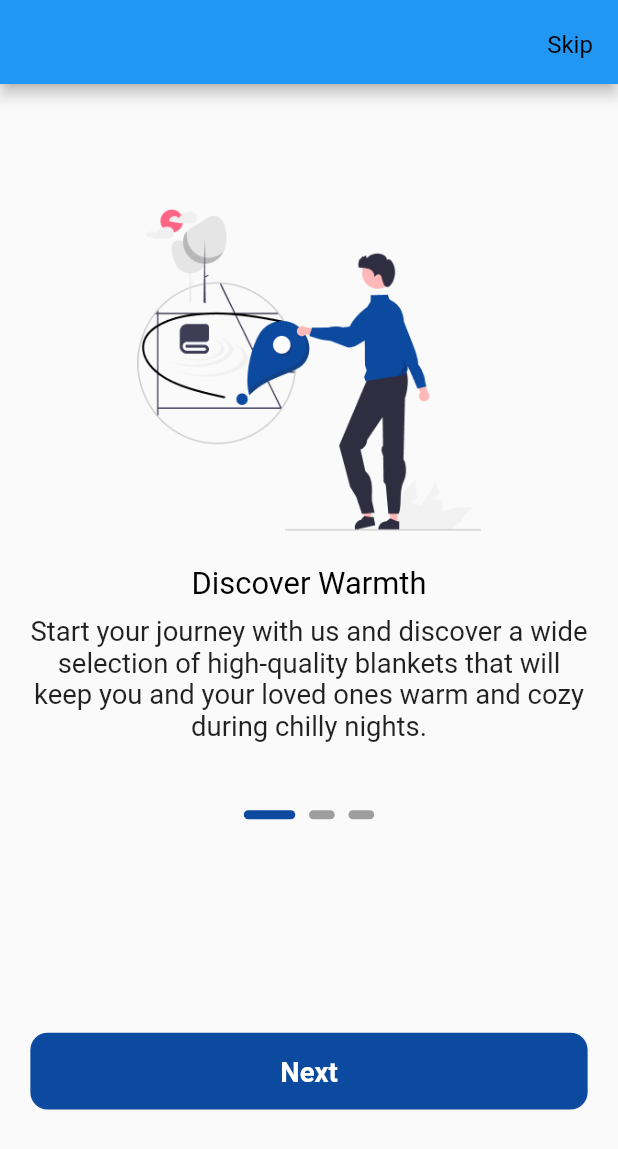
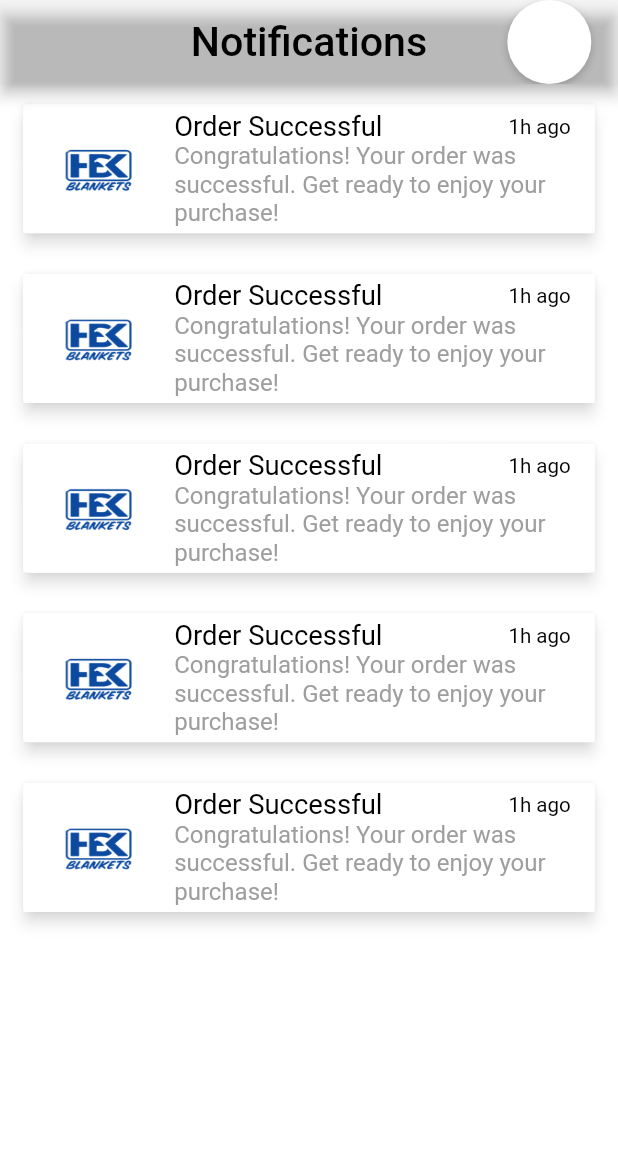
Before and after one commit to farooq958/Blankets_App, a Flutter app: the screen it shows after launch, on a phone screen of 412 x 824 dp. Shown: the top 1149 px of the screen. Run offline on Flutter 3.47's test engine with Material 2 defaults, Android fonts, the phone set to English and light mode, and no system bars; our stand-ins replace cached_network_image, flutter_screenutil, page_transition, pinput; Roboto replaces fonts that are missing (CircularStd Medium, CircularStd Regular, circularStd Bold).

Commit message:
7 august 3

```diff
--- a/lib/Data/DataSource/Static/strings.dart
+++ b/lib/Data/DataSource/Static/strings.dart
@@ -9,4 +9,5 @@ class AppStrings{
   static const String confirmPassword = 'Confirm Password';
   static const String createNewPassword = 'Create new password';
   static const String passwordChangeSuccessFull = 'Password Change Successfully';
+  static const String notifications = 'Notifications';
 }
--- a/lib/Presentation/Common/app_buttons.dart
+++ b/lib/Presentation/Common/app_buttons.dart
@@ -68,7 +68,7 @@ class CustomButton extends StatelessWidget {
         ).r,
         decoration: BoxDecoration(
           color: bgColor,
-          borderRadius: BorderRadius.circular(10).r,
+          borderRadius: BorderRadius.circular(30).r,
           border: isBorder
               ? Border.all(
                   color: borderColor!,
--- /dev/null
+++ b/lib/Presentation/Common/circle_icon_button.dart
@@ -0,0 +1,33 @@
+import 'package:flutter/material.dart';
+import 'package:flutter_screenutil/flutter_screenutil.dart';
+
+class CircleIconButton extends StatelessWidget {
+  final IconData icon;
+  final VoidCallback onPressed;
+
+  const CircleIconButton(
+      {super.key, required this.icon, required this.onPressed});
+
+  @override
+  Widget build(BuildContext context) {
+    return GestureDetector(
+      onTap: onPressed,
+      child: Container(
+        width: 50.w,
+         height: 40.h,
+        decoration: BoxDecoration(
+          shape: BoxShape.circle,
+          color: Colors.white,
+          boxShadow: [
+            BoxShadow(
+              color: Colors.black.withOpacity(0.2),
+              blurRadius: 4,
+              offset: const Offset(0, 2),
+            ),
+          ],
+        ),
+        child: Icon(icon, size: 25),
+      ),
+    );
+  }
+}
--- a/lib/Presentation/Widgets/Auth/Login/login_screen.dart
+++ b/lib/Presentation/Widgets/Auth/Login/login_screen.dart
@@ -50,6 +50,7 @@ class _LoginScreenState extends State<LoginScreen> {
                 prefixIcon: const Icon(Icons.email),
                 isShadowRequired: true,
                 isBorderRequired: false,
+                borderRadius: 30.r,
               ),
               CustomTextFieldWithOnTap(
                 controller: TextEditingController(),
@@ -58,9 +59,11 @@ class _LoginScreenState extends State<LoginScreen> {
                 titleTextColor: Colors.black,
                 prefixIcon: const Icon(Icons.lock),
                 obscureText: true,
+                borderRadius: 30.r,
                 suffixIcon: const Icon(Icons.remove_red_eye),
                 isShadowRequired: true,
                 isBorderRequired: false,
+
               ),
               Row(
                 mainAxisAlignment: MainAxisAlignment.end,
@@ -77,7 +80,7 @@ class _LoginScreenState extends State<LoginScreen> {
                   ),
                 ],
               ),
-              CustomSizedBox.height(100.h),
+              CustomSizedBox.height(80.h),
               Column(
                 children: [
                   CustomButton(onTap: () {}, text: 'Login'),
--- a/lib/Presentation/Widgets/Auth/on_boarding_screen.dart
+++ b/lib/Presentation/Widgets/Auth/on_boarding_screen.dart
@@ -19,6 +19,9 @@ class OnboardingScreen extends StatefulWidget {
 
 class _OnboardingScreenState extends State<OnboardingScreen> {
   int currentIndex = 0;
+  final List<String> onboardingImageList = Utils.imageList;
+  final List<String> onboardingTextList = Utils.textList;
+  final List<String> onboardingSubtitlesList = Utils.textSubtitles;
 
   @override
   Widget build(BuildContext context) {
@@ -32,7 +35,7 @@ class _OnboardingScreenState extends State<OnboardingScreen> {
                 _goToLoginScreen();
               },
               child:
-                  AppText(style: Styles.circularStdRegular(context), 'Skip')),
+                  AppText(style: Styles.circularStdRegular(context,color: AppColors.greyColor), 'Skip')),
         ],
       ),
       body: Padding(
@@ -46,8 +49,8 @@ class _OnboardingScreenState extends State<OnboardingScreen> {
               children: [
                 AssetImageWidget(
                   url: Utils.imageList[currentIndex],
-                  width: 200.w,
-                  height: 180.h,
+                  width: 300.w,
+                  height: 230.h,
                 ),
 
                 CustomSizedBox.height(16.h),
@@ -63,7 +66,7 @@ class _OnboardingScreenState extends State<OnboardingScreen> {
                   style:  TextStyle(fontSize: 16.sp),
                 ),
 
-                CustomSizedBox.height(32.h),
+                CustomSizedBox.height(20.h),
                 Row(
                   mainAxisAlignment: MainAxisAlignment.center,
                   children: List.generate(
@@ -72,7 +75,7 @@ class _OnboardingScreenState extends State<OnboardingScreen> {
                   ),
                 ),
 
-                CustomSizedBox.height(32.h),
+                // CustomSizedBox.height(.h),
                 Padding(
                   padding: EdgeInsets.only(top: 80.h),
                   child: CustomButton(
@@ -109,7 +112,7 @@ class _OnboardingScreenState extends State<OnboardingScreen> {
       child: AnimatedContainer(
         duration: const Duration(milliseconds: 200),
         curve: Curves.easeInOut,
-        width:  isActive ? 30.w : 15.w,
+        width: isActive ? 30.w : 15.w,
         height: 5.h,
         decoration: BoxDecoration(
           borderRadius: BorderRadius.circular(10),
--- /dev/null
+++ b/lib/Presentation/Widgets/Notifications/Comonents/notification_tile.dart
@@ -0,0 +1,43 @@
+import 'package:flutter/material.dart';
+import 'package:flutter_screenutil/flutter_screenutil.dart';
+import 'package:hbk/Data/DataSource/Static/assets.dart';
+import 'package:hbk/Data/DataSource/Static/text_styles.dart';
+import 'package:hbk/Presentation/Common/app_text.dart';
+import 'package:hbk/Presentation/Common/image_widgets.dart';
+
+import '../../../../Data/DataSource/Static/colors_pallete.dart';
+
+Widget notificationTile(BuildContext context) {
+  return Padding(
+    padding: EdgeInsets.symmetric(horizontal: 10.w, vertical: 8.h),
+    child: Card(
+      elevation: 4.0,
+      shadowColor: AppColors.whiteColor,
+      color: AppColors.whiteColor,
+      child: ListTile(
+        tileColor: AppColors.whiteColor,
+        leading: AssetImageWidget(
+          url: Assets.appLogo,
+          width: 60.w,
+          height: 100.h,
+          color: AppColors.primaryColor,
+        ),
+        title: Row(
+          mainAxisAlignment: MainAxisAlignment.spaceBetween,
+          children: [
+            AppText('Order Successful',
+                style: Styles.circularStdBold(context, fontSize: 16.sp)),
+            AppText('1h ago',
+                style: Styles.circularStdBold(context, fontSize: 12.sp))
+          ],
+        ),
+        subtitle: AppText(
+          'Congratulations! Your order was successful. Get ready to enjoy your purchase!',
+          style: Styles.circularStdMedium(context,
+              color: Colors.grey, fontSize: 14.sp),
+          maxLine: 3,
+        ),
+      ),
+    ),
+  );
+}
--- /dev/null
+++ b/lib/Presentation/Widgets/Notifications/notification_screen.dart
@@ -0,0 +1,37 @@
+import 'package:flutter/material.dart';
+import 'package:flutter_screenutil/flutter_screenutil.dart';
+import 'package:hbk/Data/DataSource/Static/colors_pallete.dart';
+import 'package:hbk/Data/DataSource/Static/strings.dart';
+import 'package:hbk/Data/DataSource/Static/text_styles.dart';
+import 'package:hbk/Presentation/Common/app_text.dart';
+import 'package:hbk/Presentation/Common/circle_icon_button.dart';
+import 'package:hbk/Presentation/Widgets/Notifications/Comonents/notification_tile.dart';
+
+class NotificationScreen extends StatelessWidget {
+  const NotificationScreen({Key? key}) : super(key: key);
+
+  @override
+  Widget build(BuildContext context) {
+    return Scaffold(
+      backgroundColor: AppColors.whiteColor,
+      appBar: AppBar(
+        title: AppText(
+            style: Styles.circularStdBold(context, fontSize: 24.sp),
+            AppStrings.notifications),
+        actions: [
+          Padding(
+              padding: EdgeInsets.symmetric(horizontal: 15.w),
+              child: CircleIconButton(icon: Icons.close, onPressed: () {}))
+        ],
+        centerTitle: true,
+        backgroundColor: Colors.transparent,
+      ),
+      body: ListView.builder(
+        physics: const BouncingScrollPhysics(),
+        itemCount: 5,
+          itemBuilder: (context,index){
+        return notificationTile(context);
+      }),
+    );
+  }
+}
--- a/lib/main.dart
+++ b/lib/main.dart
@@ -1,7 +1,9 @@
+
 import 'package:flutter/material.dart';
 import 'package:flutter_screenutil/flutter_screenutil.dart';
 import 'package:hbk/Data/DataSource/Static/colors_pallete.dart';
 import 'package:hbk/Presentation/Widgets/Auth/splash_screen.dart';
+import 'package:hbk/Presentation/Widgets/Notifications/notification_screen.dart';
 
 void main() async {
   WidgetsFlutterBinding.ensureInitialized();
@@ -27,7 +29,7 @@ class MyApp extends StatelessWidget {
               // colorScheme: ColorScheme.fromSeed(seedColor: Colors.deepPurple),
               // useMaterial3: true,
             ),
-            home: const SplashScreen(),
+            home: const NotificationScreen(),
             debugShowCheckedModeBanner: false,
           );
         });
```
Also changed, not shown: lib/Presentation/Common/custom_textfield_with_on_tap.dart (+9 -8 lines), lib/Presentation/Widgets/Auth/create_new_password.dart (+9 -3 lines), lib/Presentation/Widgets/Auth/reset_password_screen.dart (+3 -34 lines), lib/Presentation/Widgets/Auth/verification_screen.dart (+12 -15 lines).
